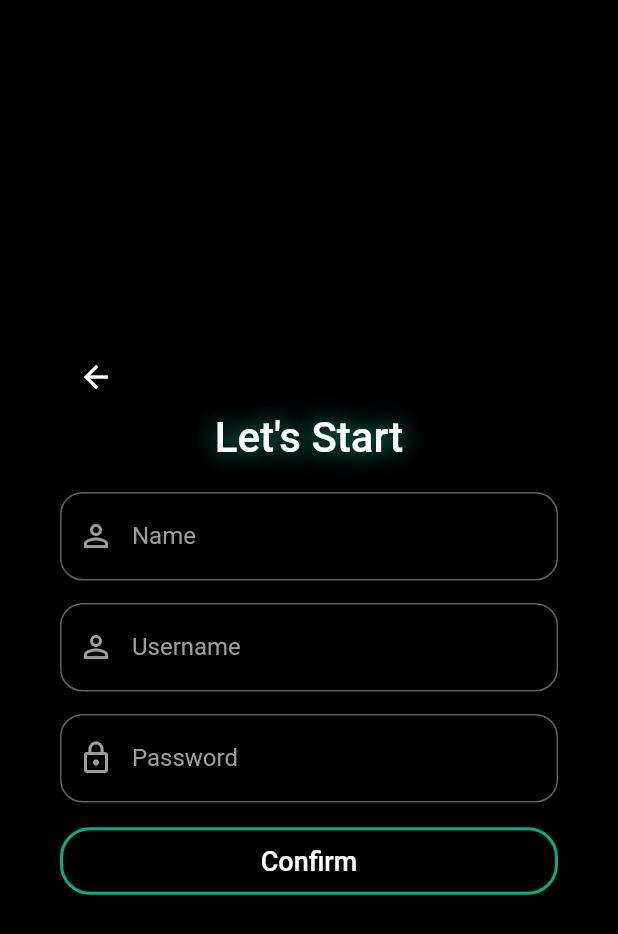
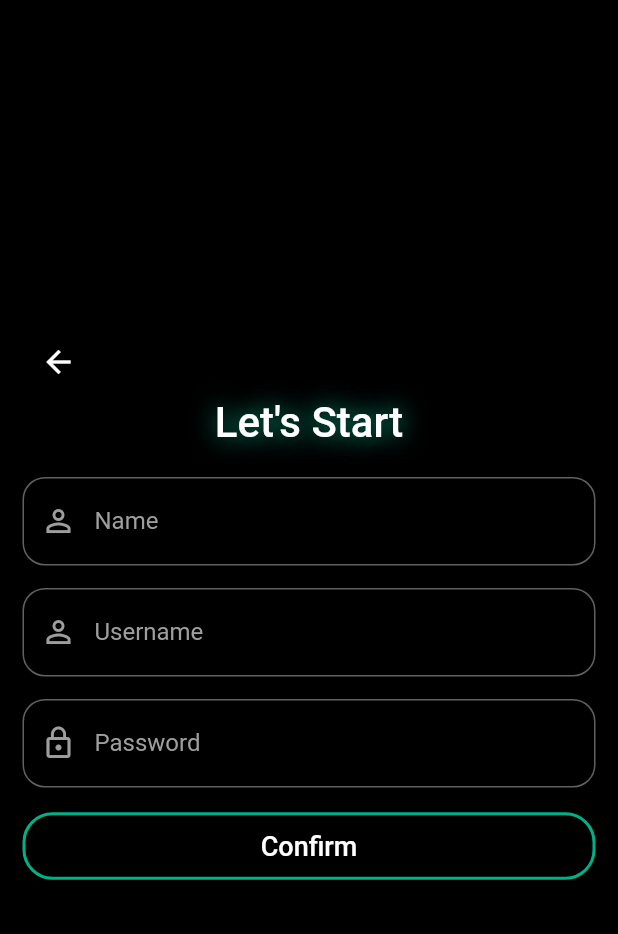
Before and after one commit to naudofp/devnet-frontend, a Flutter app: the RegisterStudent screen opened by its route, on a phone screen of 412 x 824 dp. Shown: the top 934 px of the screen. Run offline on Flutter 3.47's test engine with Material 2 defaults, Android fonts, the phone set to English and light mode, and no system bars; our stand-ins replace dio, quickalert, shared_preferences; missing offline and left inert: custom_signin_buttons; accounts and stored records are empty.

Commit message:
Update RegisterView

```diff
--- a/lib/app/views/register/register_student.dart
+++ b/lib/app/views/register/register_student.dart
@@ -29,12 +29,14 @@ class _RegisterStudentState extends State<RegisterStudent> {
   @override
   Widget _body() {
     return SingleChildScrollView(
-        child: Padding(
-            padding:
-                const EdgeInsets.only(top: 30, left: 25, right: 25, bottom: 30),
+        child: Container(
+      width: MediaQuery.of(context).size.width,
+      height: MediaQuery.of(context).size.height,
+      color: Colors.black,
+      child: Center(
         child: Container(
             width: 500,
-                height: 400,
+            height: 420,
             child: Theme(
                 data: Theme.of(context).copyWith(
                     brightness: Brightness.light,
@@ -51,8 +53,7 @@ class _RegisterStudentState extends State<RegisterStudent> {
                           BackButton(
                               color: Colors.white,
                               onPressed: (() {
-                                    Navigator.of(context)
-                                        .pushReplacementNamed('/');
+                                Navigator.of(context).pushReplacementNamed('/');
                               })),
                           Row(
                             mainAxisAlignment: MainAxisAlignment.center,
@@ -63,8 +64,8 @@ class _RegisterStudentState extends State<RegisterStudent> {
                                 style: TextStyle(
                                     shadows: [
                                       Shadow(
-                                              color: Color.fromARGB(
-                                                  255, 0, 177, 136),
+                                          color:
+                                              Color.fromARGB(255, 0, 177, 136),
                                           blurRadius: 20)
                                     ],
                                     color: Colors.white,
@@ -78,15 +79,14 @@ class _RegisterStudentState extends State<RegisterStudent> {
                           ElevatedButton(
                             child: Text(
                               'Confirm',
-                                  style: TextStyle(
-                                      color: Colors.white, fontSize: 18),
+                              style:
+                                  TextStyle(color: Colors.white, fontSize: 18),
                             ),
                             style: ElevatedButton.styleFrom(
                                 shape: RoundedRectangleBorder(
                                   borderRadius: BorderRadius.circular(20),
                                   side: BorderSide(
-                                          color:
-                                              Color.fromARGB(255, 0, 177, 136),
+                                      color: Color.fromARGB(255, 0, 177, 136),
                                       width: 2),
                                 ),
                                 backgroundColor: Colors.transparent,
@@ -102,8 +102,7 @@ class _RegisterStudentState extends State<RegisterStudent> {
                                   student.password != "") {
                                 await controller.postStudent(student);
 
-                                    if (controller.state ==
-                                        StudentState.SUCCESS) {
+                                if (controller.state == StudentState.SUCCESS) {
                                   Navigator.of(context).pushNamed('/login');
                                   QuickAlert.show(
                                       context: context,
@@ -118,8 +117,7 @@ class _RegisterStudentState extends State<RegisterStudent> {
                                         Text(
                                           postUsername.text +
                                               ' is already registered',
-                                              style: TextStyle(
-                                                  color: Colors.white),
+                                          style: TextStyle(color: Colors.white),
                                         ),
                                       ],
                                     ),
@@ -138,23 +136,20 @@ class _RegisterStudentState extends State<RegisterStudent> {
                           )
                         ]),
                   ),
-                    )))));
+                ))),
+      ),
+    ));
   }
 
   @override
   Widget build(BuildContext context) {
     return Scaffold(
-        body: Stack(
-      alignment: Alignment.center,
+      body: Column(
         children: [
-        Container(
-          height: MediaQuery.of(context).size.height,
-          width: MediaQuery.of(context).size.width,
-          color: Colors.black,
-        ),
           _body(),
         ],
-    ));
+      ),
+    );
   }
 
   Widget _form() {
```
Lines whose indentation alone changed are shown as unchanged.
